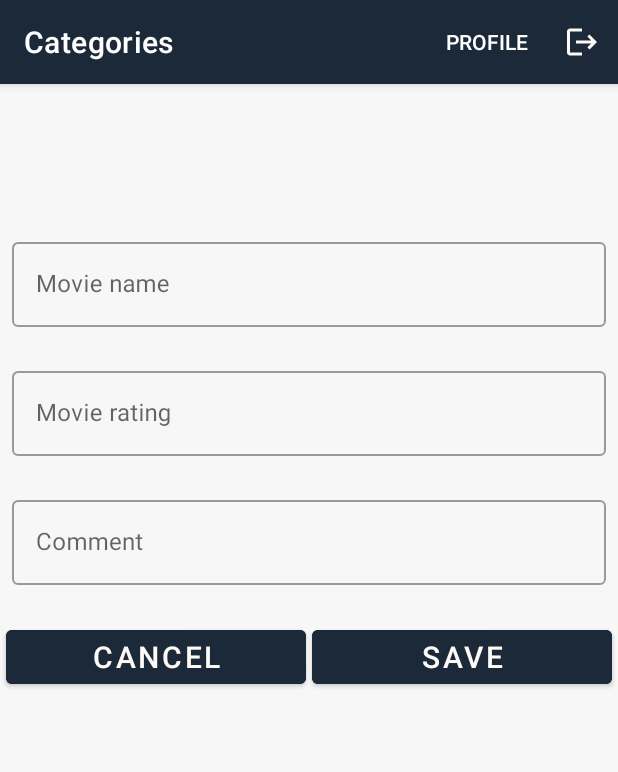
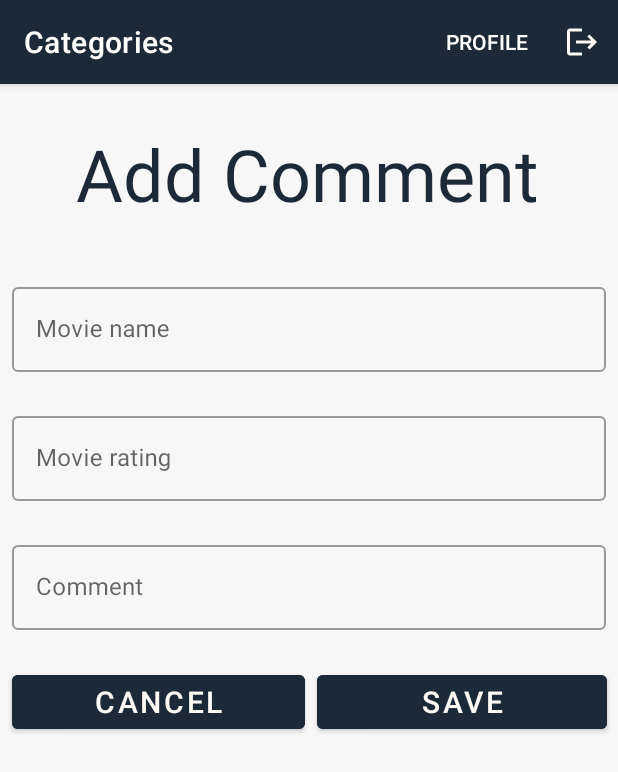
Before and after one commit to YaronZandberg/MovieShare, an Android app: the fragment UserCommentAdditionFragment placed in its activity, on a phone screen of 412 x 824 dp. Shown: the top 772 px of the screen. Run offline under Robolectric (Android 15) with nearby library versions, the phone set to English and light mode, and no system bars; our stand-ins replace Firebase (no records; nobody signed in at launch, a user with empty details on screens opened directly), Room's generated code, navigation-ui; 1 statement that could not run was skipped.

Commit message:
Summary:
Currently done:
1. Delete all remove mentions in MovieComment.
2. Go over all TODOs comments and check for necessary changes, cleanups and removals.
3. Remove all simulateSleeping method calls and delete MovieUtils.

Need more work:
1. Create all inner methods in Repository because all fragments need to call only to Repository.
2. Go over Retrofit mentions and clean up the code if needed.
3. Merge addUser and updateUser in UserExecutor and update all method calls accordingly.
4. Change all view IDs from old standard to new short standard because of the use of view bindings.

```diff
--- a/app/src/main/java/com/example/movieshare/IntroActivity.java
+++ b/app/src/main/java/com/example/movieshare/IntroActivity.java
@@ -15,7 +15,6 @@ import android.view.animation.AnimationUtils;
 import android.widget.TextView;
 
 import com.example.movieshare.repository.Repository;
-import com.example.movieshare.utils.MovieUtils;
 
 public class IntroActivity extends AppCompatActivity {
 
--- a/app/src/main/java/com/example/movieshare/fragments/user/UserCommentListFragment.java
+++ b/app/src/main/java/com/example/movieshare/fragments/user/UserCommentListFragment.java
@@ -50,7 +50,6 @@ public class UserCommentListFragment extends MovieBaseFragment {
         this.viewModel.getUserCommentList().observe(getViewLifecycleOwner(),
                 movieCommentList -> reloadUserCommentList());
         NotificationManager.instance()
-                // TODO: Change for getMovieComment...
                 .getEventMovieCommentListLoadingState()
                 .observe(getViewLifecycleOwner(),
                         loadingState -> this.viewBindings.swipeRefresh
--- a/app/src/main/java/com/example/movieshare/repository/firebase/executors/MovieExecutor.java
+++ b/app/src/main/java/com/example/movieshare/repository/firebase/executors/MovieExecutor.java
@@ -43,8 +43,6 @@ public class MovieExecutor {
                 }).addOnFailureListener(task -> Log.d("Error", task.getMessage()));
     }
 
-    // TODO: I'm not sure that we need to implement this with firebase,
-    //  because this function will be called in front of ROOM.
     public void getMovieByName(String name, GetMovieItemListListener<Movie> listener) {
         this.db.collection(MOVIE_COLLECTION_NAME)
                 .whereEqualTo(MOVIE_NAME, name)
--- a/app/src/main/res/layout/fragment_user_comment_addition.xml
+++ b/app/src/main/res/layout/fragment_user_comment_addition.xml
@@ -6,17 +6,41 @@
     android:layout_height="match_parent"
     tools:context=".fragments.user.UserCommentAdditionFragment">
 
+    <ScrollView
+        android:layout_width="match_parent"
+        android:layout_height="match_parent"
+        app:layout_constraintBottom_toBottomOf="parent"
+        app:layout_constraintEnd_toEndOf="parent"
+        app:layout_constraintHorizontal_bias="1.0"
+        app:layout_constraintStart_toStartOf="parent"
+        app:layout_constraintTop_toTopOf="parent"
+        app:layout_constraintVertical_bias="0.0">
+
+        <androidx.appcompat.widget.LinearLayoutCompat
+            android:layout_width="match_parent"
+            android:layout_height="wrap_content"
+            android:orientation="vertical">
+
+            <TextView
+                android:id="@+id/user_comment_addition_fragment_headline"
+                android:layout_width="350dp"
+                android:layout_height="80dp"
+                android:layout_marginStart="30dp"
+                android:layout_marginTop="20dp"
+                android:layout_marginEnd="100dp"
+                android:gravity="center"
+                android:text="Add Comment"
+                android:textColor="@color/purple_500"
+                android:textSize="48sp"/>
+
             <com.google.android.material.textfield.TextInputLayout
                 android:id="@+id/user_comment_addition_fragment_movie_name_input_layout"
                 style="@style/Widget.MaterialComponents.TextInputLayout.OutlinedBox"
-        android:layout_width="0dp"
+                android:layout_width="match_parent"
                 android:layout_height="wrap_content"
                 android:layout_marginStart="8dp"
-        android:layout_marginTop="100dp"
-        android:layout_marginEnd="8dp"
-        app:layout_constraintEnd_toEndOf="parent"
-        app:layout_constraintStart_toStartOf="parent"
-        app:layout_constraintTop_toTopOf="parent">
+                android:layout_marginTop="30dp"
+                android:layout_marginEnd="8dp">
 
                 <com.google.android.material.textfield.TextInputEditText
                     android:id="@+id/user_comment_addition_fragment_movie_name_input_et"
@@ -28,14 +52,11 @@
             <com.google.android.material.textfield.TextInputLayout
                 android:id="@+id/user_comment_addition_fragment_movie_rating_input_layout"
                 style="@style/Widget.MaterialComponents.TextInputLayout.OutlinedBox"
-        android:layout_width="0dp"
+                android:layout_width="match_parent"
                 android:layout_height="wrap_content"
                 android:layout_marginStart="8dp"
                 android:layout_marginTop="24dp"
-        android:layout_marginEnd="8dp"
-        app:layout_constraintEnd_toEndOf="parent"
-        app:layout_constraintStart_toStartOf="parent"
-        app:layout_constraintTop_toBottomOf="@+id/user_comment_addition_fragment_movie_name_input_layout">
+                android:layout_marginEnd="8dp">
 
                 <com.google.android.material.textfield.TextInputEditText
                     android:id="@+id/user_comment_addition_fragment_movie_rating_input_et"
@@ -49,14 +70,11 @@
             <com.google.android.material.textfield.TextInputLayout
                 android:id="@+id/user_comment_addition_fragment_movie_comment_input_layout"
                 style="@style/Widget.MaterialComponents.TextInputLayout.OutlinedBox"
-        android:layout_width="0dp"
+                android:layout_width="match_parent"
                 android:layout_height="wrap_content"
                 android:layout_marginStart="8dp"
                 android:layout_marginTop="24dp"
-        android:layout_marginEnd="8dp"
-        app:layout_constraintEnd_toEndOf="parent"
-        app:layout_constraintStart_toStartOf="parent"
-        app:layout_constraintTop_toBottomOf="@+id/user_comment_addition_fragment_movie_rating_input_layout">
+                android:layout_marginEnd="8dp">
 
                 <com.google.android.material.textfield.TextInputEditText
                     android:id="@+id/user_comment_addition_fragment_movie_comment_input_et"
@@ -65,33 +83,33 @@
                     android:hint="Comment" />
             </com.google.android.material.textfield.TextInputLayout>
 
+            <FrameLayout
+                android:id="@+id/user_comment_addition_fragment_buttons_frame"
+                android:layout_width="match_parent"
+                android:layout_height="80dp">
+
+                <Button
+                    android:id="@+id/user_comment_addition_fragment_cancel_btn"
+                    android:layout_width="195dp"
+                    android:layout_height="wrap_content"
+                    android:layout_marginStart="8dp"
+                    android:layout_marginTop="24dp"
+                    android:layout_marginEnd="2dp"
+                    android:backgroundTint="@color/purple_500"
+                    android:text="Cancel"
+                    android:textSize="20sp" />
+
                 <Button
                     android:id="@+id/user_comment_addition_fragment_save_btn"
-        android:layout_width="0dp"
+                    android:layout_width="193dp"
                     android:layout_height="wrap_content"
-        android:layout_marginStart="2dp"
+                    android:layout_marginStart="211dp"
                     android:layout_marginTop="24dp"
                     android:layout_marginEnd="4dp"
                     android:backgroundTint="@color/purple_500"
                     android:text="Save"
-        android:textSize="20sp"
-        app:layout_constraintEnd_toEndOf="parent"
-        app:layout_constraintHorizontal_bias="0.5"
-        app:layout_constraintStart_toEndOf="@+id/user_comment_addition_fragment_cancel_btn"
-        app:layout_constraintTop_toBottomOf="@+id/user_comment_addition_fragment_movie_comment_input_layout" />
-
-    <Button
-        android:id="@+id/user_comment_addition_fragment_cancel_btn"
-        android:layout_width="0dp"
-        android:layout_height="wrap_content"
-        android:layout_marginStart="4dp"
-        android:layout_marginTop="24dp"
-        android:layout_marginEnd="2dp"
-        android:backgroundTint="@color/purple_500"
-        android:text="Cancel"
-        android:textSize="20sp"
-        app:layout_constraintEnd_toStartOf="@+id/user_comment_addition_fragment_save_btn"
-        app:layout_constraintHorizontal_bias="0.5"
-        app:layout_constraintStart_toStartOf="parent"
-        app:layout_constraintTop_toBottomOf="@+id/user_comment_addition_fragment_movie_comment_input_layout" />
+                    android:textSize="20sp" />
+            </FrameLayout>
+        </androidx.appcompat.widget.LinearLayoutCompat>
+    </ScrollView>
 </androidx.constraintlayout.widget.ConstraintLayout>
```
Also changed, not shown: app/src/main/java/com/example/movieshare/fragments/dialogs/DeleteUserMovieCommentDialogFragment.java (deleted, +0 -27 lines), app/src/main/java/com/example/movieshare/fragments/user/UserCommentEditionFragment.java (+2 -16 lines), app/src/main/java/com/example/movieshare/repository/firebase/executors/MovieCommentExecutor.java (+0 -8 lines), app/src/main/java/com/example/movieshare/utils/MovieUtils.java (deleted, +0 -13 lines), app/src/main/res/layout/fragment_user_comment_edition.xml (+17 -37 lines). Lines whose indentation alone changed are shown as unchanged.
